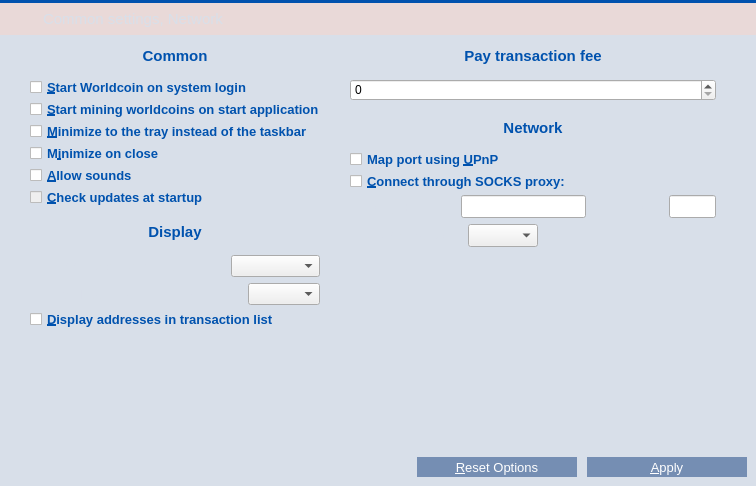
WorldcoinGlobal/WorldcoinLegacy, file src/qt/forms/optionspage.ui: the form before one commit.
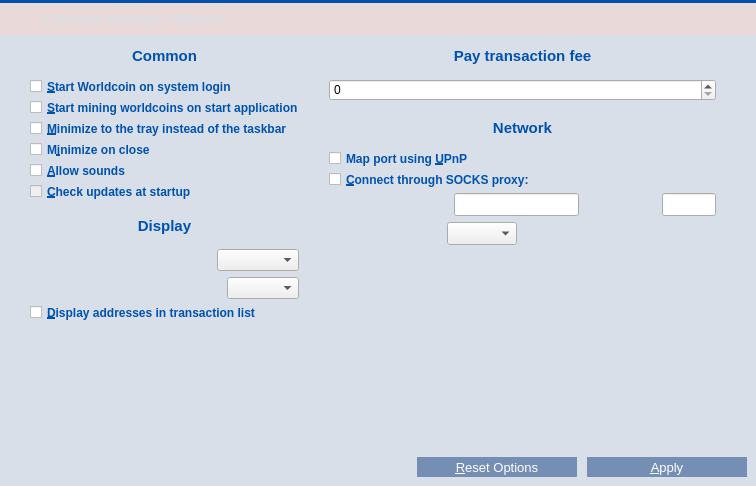
The form after the commit. Icons and pictures are not drawn. Custom widgets are drawn as their Qt base class.

```diff
--- a/src/qt/forms/optionspage.ui
+++ b/src/qt/forms/optionspage.ui
@@ -392,7 +392,7 @@
               <widget class="QCheckBox" name="worldcoinAtStartup">
                <property name="font">
                 <font>
-                 <pointsize>10</pointsize>
+                 <pointsize>9</pointsize>
                  <weight>75</weight>
                  <bold>true</bold>
                 </font>
@@ -409,7 +409,7 @@
               <widget class="QCheckBox" name="autoMining">
                <property name="font">
                 <font>
-                 <pointsize>10</pointsize>
+                 <pointsize>9</pointsize>
                  <weight>75</weight>
                  <bold>true</bold>
                 </font>
@@ -426,7 +426,7 @@
               <widget class="QCheckBox" name="minimizeToTray">
                <property name="font">
                 <font>
-                 <pointsize>10</pointsize>
+                 <pointsize>9</pointsize>
                  <weight>75</weight>
                  <bold>true</bold>
                 </font>
@@ -443,7 +443,7 @@
               <widget class="QCheckBox" name="minimizeOnClose">
                <property name="font">
                 <font>
-                 <pointsize>10</pointsize>
+                 <pointsize>9</pointsize>
                  <weight>75</weight>
                  <bold>true</bold>
                 </font>
@@ -460,7 +460,7 @@
               <widget class="QCheckBox" name="allowSounds">
                <property name="font">
                 <font>
-                 <pointsize>10</pointsize>
+                 <pointsize>9</pointsize>
                  <weight>75</weight>
                  <bold>true</bold>
                 </font>
@@ -480,7 +480,7 @@
                </property>
                <property name="font">
                 <font>
-                 <pointsize>10</pointsize>
+                 <pointsize>9</pointsize>
                  <weight>75</weight>
                  <bold>true</bold>
                 </font>
@@ -690,7 +690,7 @@
               <widget class="QCheckBox" name="displayAddresses">
                <property name="font">
                 <font>
-                 <pointsize>10</pointsize>
+                 <pointsize>9</pointsize>
                  <weight>75</weight>
                  <bold>true</bold>
                 </font>
@@ -840,7 +840,7 @@
               <widget class="QCheckBox" name="mapPortUpnp">
                <property name="font">
                 <font>
-                 <pointsize>10</pointsize>
+                 <pointsize>9</pointsize>
                  <weight>75</weight>
                  <bold>true</bold>
                 </font>
@@ -866,7 +866,7 @@
                </property>
                <property name="font">
                 <font>
-                 <pointsize>10</pointsize>
+                 <pointsize>9</pointsize>
                  <weight>75</weight>
                  <bold>true</bold>
                 </font>
@@ -1298,6 +1298,11 @@
   </layout>
  </widget>
  <customwidgets>
+  <customwidget>
+   <class>QValidatedLineEdit</class>
+   <extends>QLineEdit</extends>
+   <header>qvalidatedlineedit.h</header>
+  </customwidget>
   <customwidget>
    <class>WorldcoinAmountField</class>
    <extends>QSpinBox</extends>
@@ -1309,11 +1314,6 @@
    <extends>QComboBox</extends>
    <header>qvaluecombobox.h</header>
   </customwidget>
-  <customwidget>
-   <class>QValidatedLineEdit</class>
-   <extends>QLineEdit</extends>
-   <header>qvalidatedlineedit.h</header>
-  </customwidget>
  </customwidgets>
  <resources>
   <include location="../res.qrc"/>
```
Left out of the diff: 121 changed lines with no effect on the pictures.
